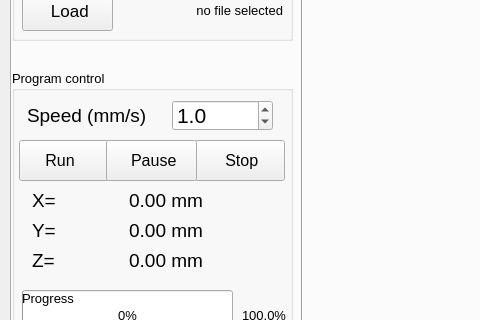
The window that GUI/mainwindow.ui (kleeaar/PiCNiC) describes before a commit, drawn with Qt 5; both pictures show x 0 to 480 and y 101 to 421 of the 1000 by 700 pixel window.
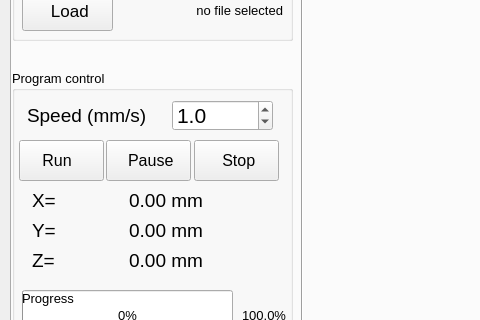
The same window after the commit. The open tabs and pages were chosen to show the change. Icons and pictures are not drawn.

```diff
--- a/GUI/mainwindow.ui
+++ b/GUI/mainwindow.ui
@@ -1090,7 +1090,7 @@
         <rect>
          <x>182</x>
          <y>70</y>
-         <width>91</width>
+         <width>85</width>
          <height>41</height>
         </rect>
        </property>
@@ -1119,7 +1119,7 @@
         <rect>
          <x>7</x>
          <y>70</y>
-         <width>91</width>
+         <width>85</width>
          <height>41</height>
         </rect>
        </property>
@@ -1392,7 +1392,7 @@
         <rect>
          <x>94</x>
          <y>70</y>
-         <width>91</width>
+         <width>85</width>
          <height>41</height>
         </rect>
        </property>
```
Left out of the diff: 2 changed lines with no effect on the pictures.
